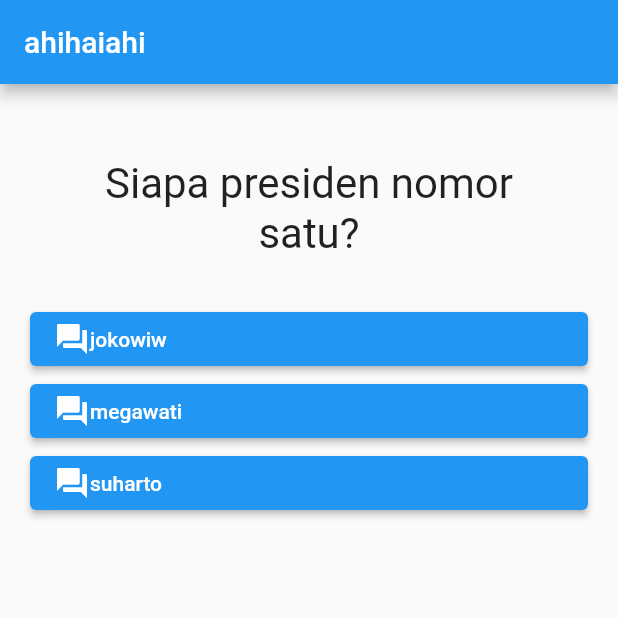
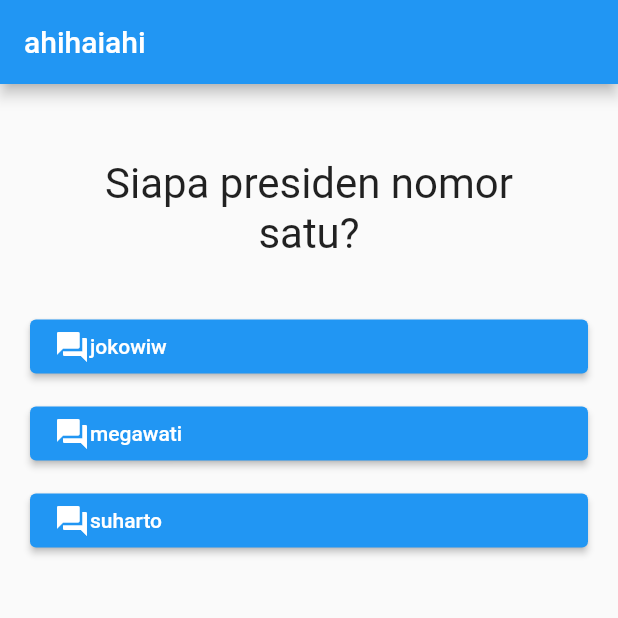
Before and after one commit to raihanadf/flutter-quiz, a Flutter app: the screen it shows after launch, after a tap on "Ya", on a phone screen of 412 x 824 dp, the top half of it. Run offline on Flutter 3.47's test engine with Material 2 defaults, Android fonts, the phone set to English and light mode, and no system bars.

Commit message:
feat: output widgets conditionally

```diff
--- a/lib/answer.dart
+++ b/lib/answer.dart
@@ -1,12 +1,13 @@
 import 'package:flutter/material.dart';
 
 class Answer extends StatelessWidget {
-  final Function selectHandler;
+  final VoidCallback selectHandler;
   final String answerText;
   Answer(this.selectHandler, this.answerText);
   @override
   Widget build(BuildContext context) {
     return Container(
+      margin: EdgeInsets.symmetric(vertical:5),
       child: ElevatedButton(
           onPressed: selectHandler,
           child: Row(
--- a/lib/main.dart
+++ b/lib/main.dart
@@ -29,8 +29,7 @@ class _MyAppState extends State<MyApp> {
   ];
   void _answerQuestion() {
     setState(() {
-      if (_questionIndex < questions.length - 1) _questionIndex += 1;
-      print(questions[_questionIndex]['answers']);
+      if (_questionIndex < questions.length) _questionIndex += 1;
     });
   }
 
@@ -42,15 +41,15 @@ class _MyAppState extends State<MyApp> {
         appBar: AppBar(
           title: Text("ahihaiahi"),
         ),
-        body: Container(
+        body:_questionIndex < questions.length ? Container(
           padding: EdgeInsets.all(20),
           child: Column(children: [
-            Question(questions[_questionIndex]['questionText']),
+            Question(questions[_questionIndex]['questionText'] as String),
             ...(questions[_questionIndex]['answers'] as List<String>)
                 .map((answer) => Answer(_answerQuestion, answer))
                 .toList(),
           ]),
-        ),
+        ) : Center(child: Text("okelah ya"),),
       ),
     );
   }
```
